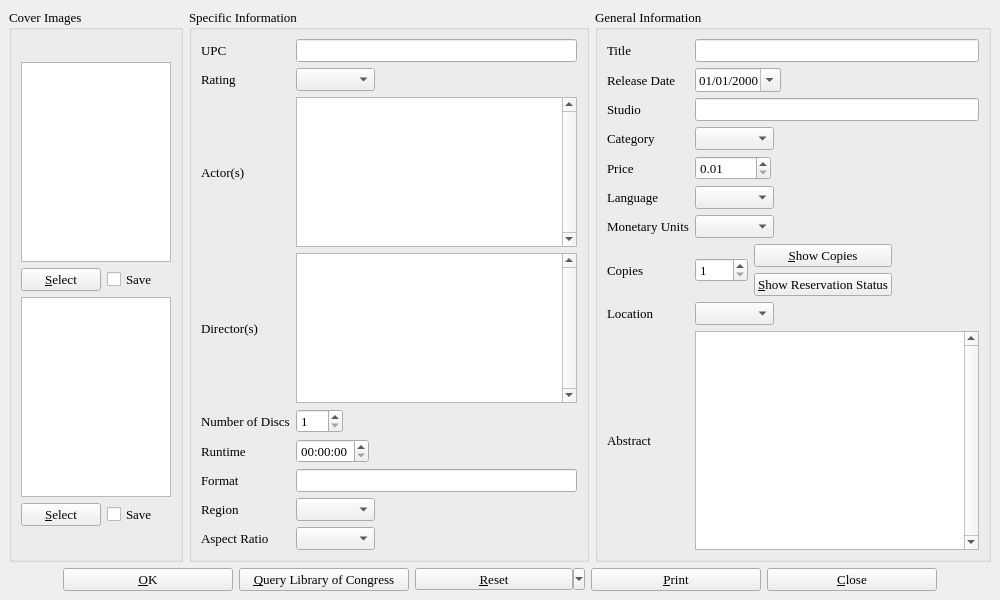
Before: the Qt Designer form dvdinfo.ui in textbrowser/biblioteq, drawn with Qt 5.
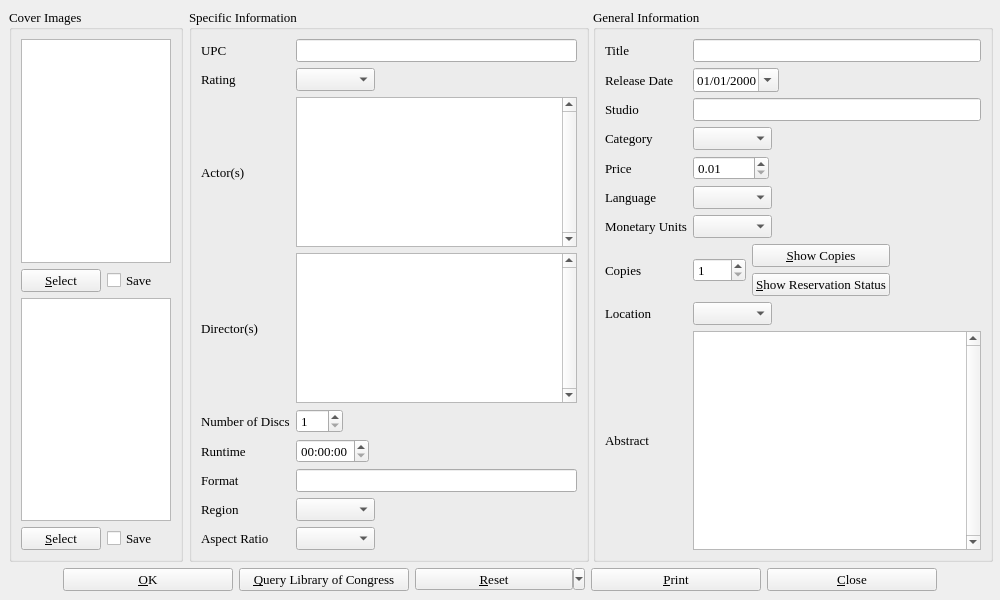
After: the same form once the commit is applied. Icons and pictures are not drawn.

```diff
--- a/dvdinfo.ui
+++ b/dvdinfo.ui
@@ -30,29 +30,10 @@
      <layout class="QHBoxLayout" >
       <item>
        <widget class="QGroupBox" name="coverImages" >
-        <property name="sizePolicy" >
-         <sizepolicy vsizetype="Preferred" hsizetype="Fixed" >
-          <horstretch>0</horstretch>
-          <verstretch>0</verstretch>
-         </sizepolicy>
-        </property>
         <property name="title" >
          <string>Cover Images</string>
         </property>
         <layout class="QVBoxLayout" >
-         <item>
-          <spacer>
-           <property name="orientation" >
-            <enum>Qt::Vertical</enum>
-           </property>
-           <property name="sizeHint" >
-            <size>
-             <width>20</width>
-             <height>40</height>
-            </size>
-           </property>
-          </spacer>
-         </item>
          <item>
           <widget class="QGraphicsView" name="front_image" >
            <property name="minimumSize" >
@@ -61,12 +42,6 @@
              <height>200</height>
             </size>
            </property>
-           <property name="maximumSize" >
-            <size>
-             <width>150</width>
-             <height>200</height>
-            </size>
-           </property>
            <property name="toolTip" >
             <string>Front Cover Image</string>
            </property>
@@ -97,6 +72,19 @@
              </property>
             </widget>
            </item>
+           <item>
+            <spacer>
+             <property name="orientation" >
+              <enum>Qt::Horizontal</enum>
+             </property>
+             <property name="sizeHint" >
+              <size>
+               <width>40</width>
+               <height>20</height>
+              </size>
+             </property>
+            </spacer>
+           </item>
           </layout>
          </item>
          <item>
@@ -107,12 +95,6 @@
              <height>200</height>
             </size>
            </property>
-           <property name="maximumSize" >
-            <size>
-             <width>150</width>
-             <height>200</height>
-            </size>
-           </property>
            <property name="toolTip" >
             <string>Back Cover Image</string>
            </property>
@@ -140,20 +122,20 @@
              </property>
             </widget>
            </item>
-          </layout>
-         </item>
          <item>
           <spacer>
            <property name="orientation" >
-            <enum>Qt::Vertical</enum>
+              <enum>Qt::Horizontal</enum>
            </property>
            <property name="sizeHint" >
             <size>
-             <width>20</width>
-             <height>40</height>
+               <width>40</width>
+               <height>20</height>
             </size>
            </property>
           </spacer>
+           </item>
+          </layout>
          </item>
         </layout>
        </widget>
@@ -473,8 +455,8 @@
          <widget class="QGroupBox" name="groupBox_2" >
           <property name="minimumSize" >
            <size>
-            <width>0</width>
-            <height>400</height>
+            <width>400</width>
+            <height>0</height>
            </size>
           </property>
           <property name="title" >
```
Lines whose indentation alone changed are shown as unchanged.
